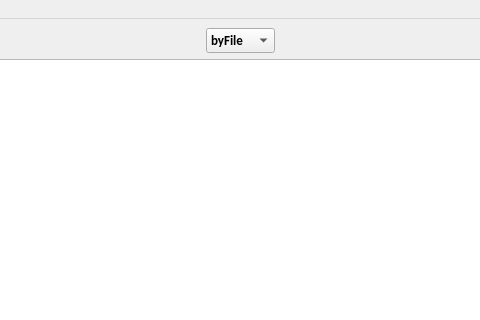
This is mainwindow.ui in goshantiy/sppo_lab3 as Qt 5 draws it before an edit; both pictures show x 154 to 634 and y 0 to 320 of the 788 by 632 pixel window. The edited form follows.
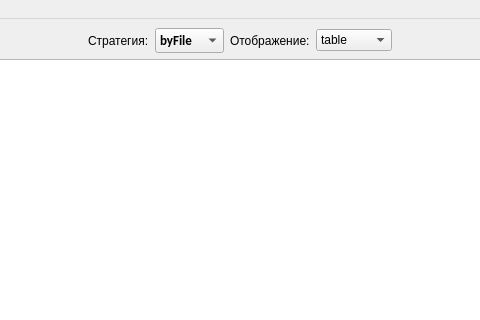
This is the edited form.

```diff
--- a/mainwindow.ui
+++ b/mainwindow.ui
@@ -30,6 +30,13 @@
         </property>
        </spacer>
       </item>
+      <item>
+       <widget class="QLabel" name="label">
+        <property name="text">
+         <string>Стратегия:</string>
+        </property>
+       </widget>
+      </item>
       <item>
        <widget class="QComboBox" name="comboBox">
         <property name="font">
@@ -52,6 +59,37 @@
         </item>
        </widget>
       </item>
+      <item>
+       <widget class="QLabel" name="label_2">
+        <property name="text">
+         <string>Отображение:</string>
+        </property>
+       </widget>
+      </item>
+      <item>
+       <widget class="QComboBox" name="comboBox_2">
+        <item>
+         <property name="text">
+          <string>table</string>
+         </property>
+        </item>
+        <item>
+         <property name="text">
+          <string>pie</string>
+         </property>
+        </item>
+        <item>
+         <property name="text">
+          <string>bar</string>
+         </property>
+        </item>
+        <item>
+         <property name="text">
+          <string>stackbar</string>
+         </property>
+        </item>
+       </widget>
+      </item>
       <item>
        <spacer name="horizontalSpacer_2">
         <property name="orientation">
```
